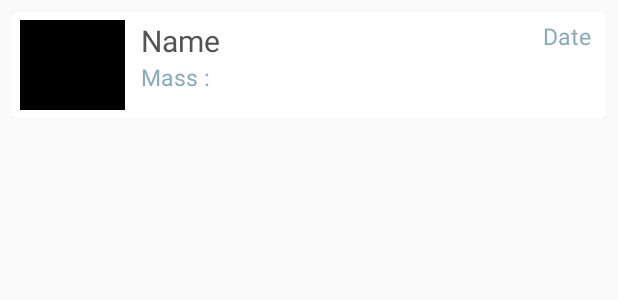
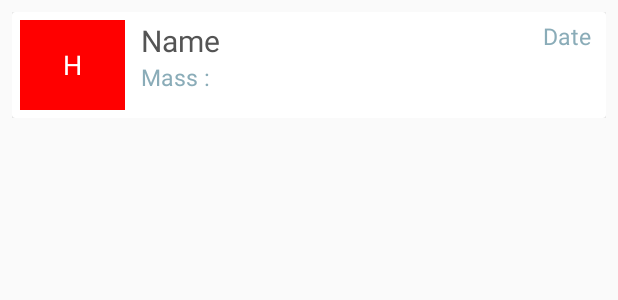
Before and after one commit to eoinahern/MeteorApp, an Android app: the layout meteor_row.xml on its own in the app's theme, with its tools: preview values and no code run, on a phone screen of 412 x 824 dp. Shown: the top 300 px of the screen. Run offline under Robolectric (Android 15) with nearby library versions, the phone set to English and light mode, and no system bars.

Commit message:
added coloured element in recview

```diff
--- a/app/src/main/AndroidManifest.xml
+++ b/app/src/main/AndroidManifest.xml
@@ -16,7 +16,9 @@
         android:supportsRtl="true"
         android:name=".MeteorApplication"
         android:theme="@style/AppTheme">
-        <activity android:name=".Presentation.View.MainActivity">
+        <activity android:name=".Presentation.View.MainActivity"
+            android:screenOrientation="portrait"
+            android:configChanges="orientation|keyboardHidden">
             <intent-filter>
                 <action android:name="android.intent.action.MAIN" />
 
--- a/app/src/main/java/com/example/eoin_a/meteorapp/Presentation/Adapters/MeteorRecviewAdpt.java
+++ b/app/src/main/java/com/example/eoin_a/meteorapp/Presentation/Adapters/MeteorRecviewAdpt.java
@@ -44,6 +44,7 @@ public class MeteorRecviewAdpt extends RecyclerView.Adapter<MeteorRecviewAdpt.Me
         holder.date.setText(dateformatter.shortenFormat(meteor.getYear()));
         holder.mass.setText(String.valueOf(meteor.getMass()));
         holder.location.setText(stringFormatter.abbreviateString(meteor.getName()));
+        holder.squaretxt.setText(meteor.getName().substring(0,1));
     }
 
     @Override
@@ -53,6 +54,8 @@ public class MeteorRecviewAdpt extends RecyclerView.Adapter<MeteorRecviewAdpt.Me
 
     public class MeteorViewHolder extends RecyclerView.ViewHolder {
 
+
+        @BindView(R.id.square_txt) TextView squaretxt;
         @BindView(R.id.nametxt) TextView location;
         @BindView(R.id.masstxt) TextView mass;
         @BindView(R.id.datetxt) TextView date;
--- a/app/src/main/java/com/example/eoin_a/meteorapp/Presentation/Utils/StringFormatter.java
+++ b/app/src/main/java/com/example/eoin_a/meteorapp/Presentation/Utils/StringFormatter.java
@@ -21,4 +21,9 @@ public class StringFormatter {
 
         return title.substring(0,11) + "...";
     }
+
+    public char getFirstChar(String name)
+    {
+        return name.charAt(0);
+    }
 }
--- /dev/null
+++ b/app/src/main/res/drawable/square_shape.xml
@@ -0,0 +1,8 @@
+<?xml version="1.0" encoding="utf-8"?>
+<shape
+    xmlns:android="http://schemas.android.com/apk/res/android"
+    android:shape="rectangle"
+    >
+    <solid android:color="#FF0000"/>
+
+</shape>
--- a/app/src/main/res/layout/fragment_meteor_fragment_list.xml
+++ b/app/src/main/res/layout/fragment_meteor_fragment_list.xml
@@ -27,6 +27,4 @@
         />
 
 
-
-
 </RelativeLayout>
--- a/app/src/main/res/layout/meteor_row.xml
+++ b/app/src/main/res/layout/meteor_row.xml
@@ -16,13 +16,16 @@
             android:layout_height="match_parent"
             >
 
-        <ImageView
-        android:layout_width="70dp"
-        android:layout_height="60dp"
-        android:id="@+id/imview"
-        android:layout_alignParentLeft="true"
-        android:background="#000000"
-        android:layout_margin="5dp" />
+            <TextView
+            android:layout_width="70dp"
+            android:layout_height="60dp"
+            android:id="@+id/square_txt"
+            android:layout_alignParentLeft="true"
+            android:gravity="center"
+            android:background="@drawable/square_shape"
+            android:text= "H" android:textSize="18dp"
+            android:textColor="#ffffff"
+            android:layout_margin="5dp" />
 
 
             <TextView
@@ -33,7 +36,7 @@
                 android:layout_marginTop="5dp"
                 android:id="@+id/nametxt"
                 android:maxLength="15"
-                android:layout_toRightOf="@id/imview"
+                android:layout_toRightOf="@id/square_txt"
                 android:textColor="@color/darkGrey"
                 android:text="Name"/>
 
@@ -44,7 +47,7 @@
                 android:layout_marginLeft="5dp"
                 android:id="@+id/masstxt"
                 android:layout_below="@id/nametxt"
-                android:layout_toRightOf="@id/imview"
+                android:layout_toRightOf="@id/square_txt"
                 android:textColor="@color/lightBlue"
                 android:text="Mass : "/>
 
```
